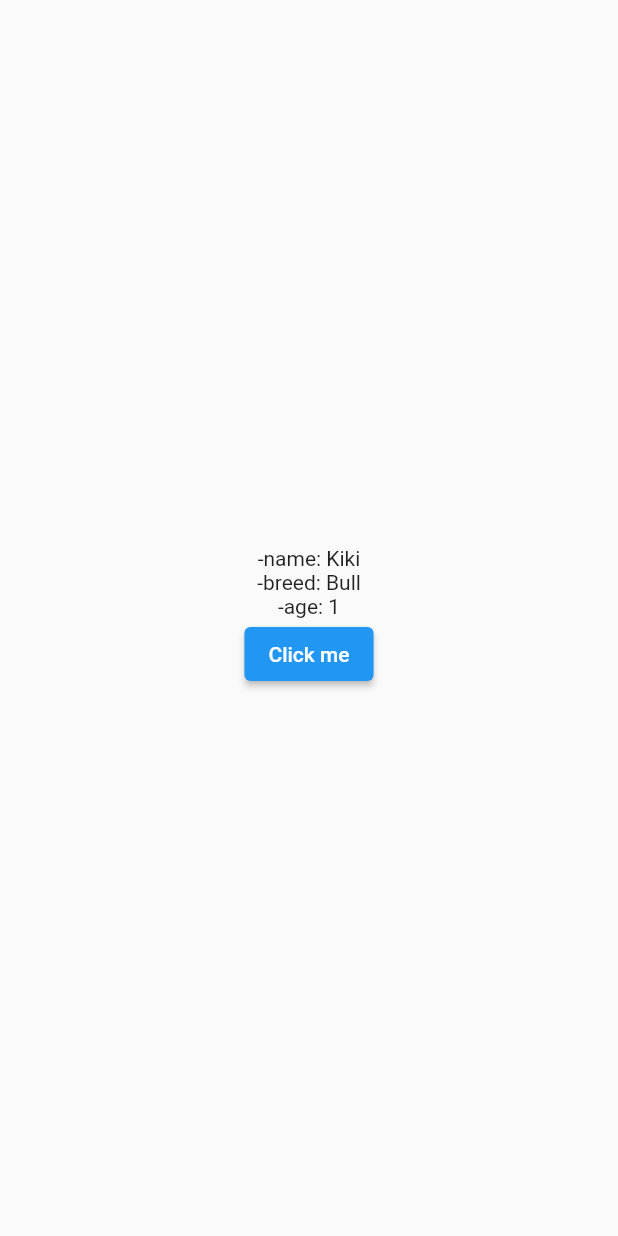
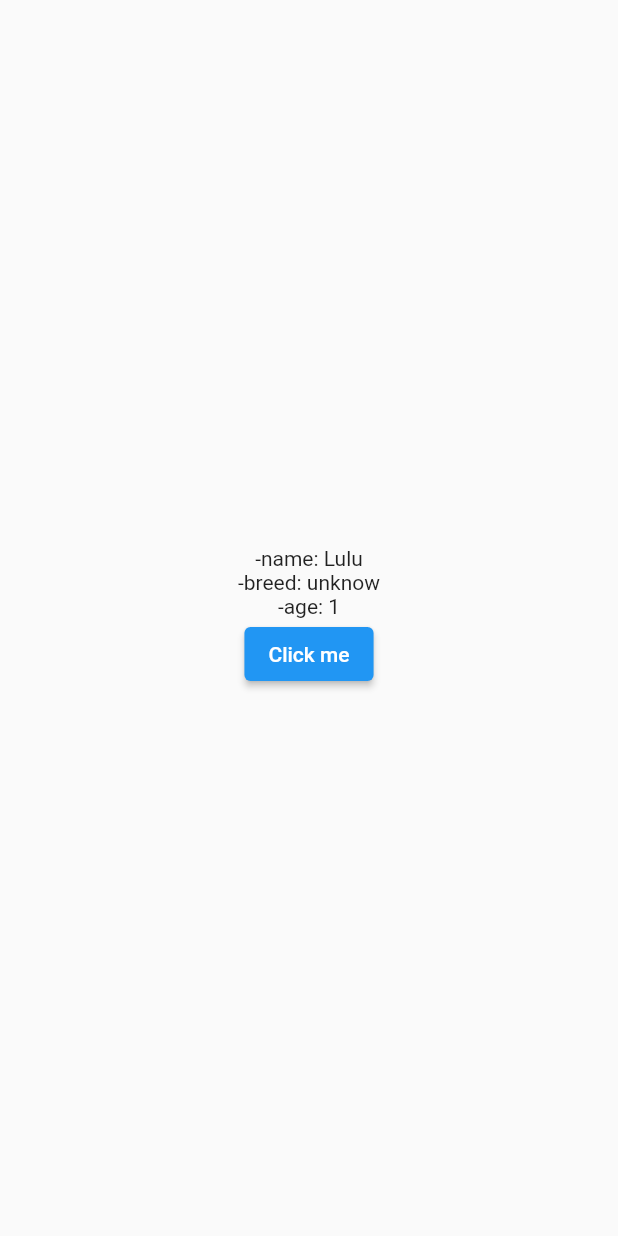
Before and after one commit to sophart/flutter_provider, a Flutter app: the screen it shows after launch, on a phone screen of 412 x 824 dp. Run offline on Flutter 3.47's test engine with Material 2 defaults, Android fonts, the phone set to English and light mode, and no system bars.

```diff
--- a/lib/main.dart
+++ b/lib/main.dart
@@ -10,18 +10,36 @@ class ProviderDemoApp extends StatelessWidget {
 
   @override
   Widget build(BuildContext context) {
-    return Provider<Dog>(
-      create: (context) => Dog(name: "Kiki", breed: "Bull"),
-      child: MaterialApp(
-        debugShowCheckedModeBanner: false,
-        home: HomePage(),
-      ),
+    return MaterialApp(
+      debugShowCheckedModeBanner: false,
+      home: HomePage(),
     );
   }
 }
 
-class HomePage extends StatelessWidget {
+class HomePage extends StatefulWidget {
   const HomePage({Key? key}) : super(key: key);
+
+  @override
+  State<HomePage> createState() => _HomePageState();
+}
+
+class _HomePageState extends State<HomePage> {
+  Dog dog = Dog(name: "Lulu", breed: "unknow");
+
+  @override
+  void initState() {
+    // TODO: implement initState
+    super.initState();
+    dog.addListener(() => print("${dog.age} from change notifier."));
+  }
+
+  @override
+  void dispose() {
+    // TODO: implement dispose
+    super.dispose();
+    dog.removeListener(() {});
+  }
 
   @override
   Widget build(BuildContext context) {
@@ -29,8 +47,8 @@ class HomePage extends StatelessWidget {
       body: Column(
         mainAxisAlignment: MainAxisAlignment.center,
         children: [
-          Text("-name: ${Provider.of<Dog>(context).name}"),
-          BreedAndAge(),
+          Text("-name: ${dog.name}"),
+          BreedAndAge(dog: dog),
         ],
       ),
     );
@@ -38,15 +56,16 @@ class HomePage extends StatelessWidget {
 }
 
 class BreedAndAge extends StatelessWidget {
-  const BreedAndAge({Key? key}) : super(key: key);
+  final Dog dog;
+  const BreedAndAge({Key? key, required this.dog}) : super(key: key);
 
   @override
   Widget build(BuildContext context) {
     return Center(
       child: Column(
         children: [
-          Text("-breed: ${Provider.of<Dog>(context).breed}"),
-          Age(),
+          Text("-breed: ${dog.breed}"),
+          Age(dog: dog),
         ],
       ),
     );
@@ -54,16 +73,15 @@ class BreedAndAge extends StatelessWidget {
 }
 
 class Age extends StatelessWidget {
-  const Age({Key? key}) : super(key: key);
+  final Dog dog;
+  const Age({Key? key, required this.dog}) : super(key: key);
 
   @override
   Widget build(BuildContext context) {
     return Column(
       children: [
-        Text("-age: ${Provider.of<Dog>(context).age}"),
-        ElevatedButton(
-            onPressed: () => Provider.of<Dog>(context, listen: false).grow(),
-            child: Text("Click me"))
+        Text("-age: ${dog.age}"),
+        ElevatedButton(onPressed: () => dog.grow(), child: Text("Click me"))
       ],
     );
   }
--- a/lib/models/dog.dart
+++ b/lib/models/dog.dart
@@ -1,4 +1,6 @@
-class Dog {
+import 'package:flutter/material.dart';
+
+class Dog with ChangeNotifier {
   final String name;
   int age;
   final String breed;
@@ -8,5 +10,6 @@ class Dog {
   void grow() {
     age++;
     print(age);
+    notifyListeners();
   }
 }
```
